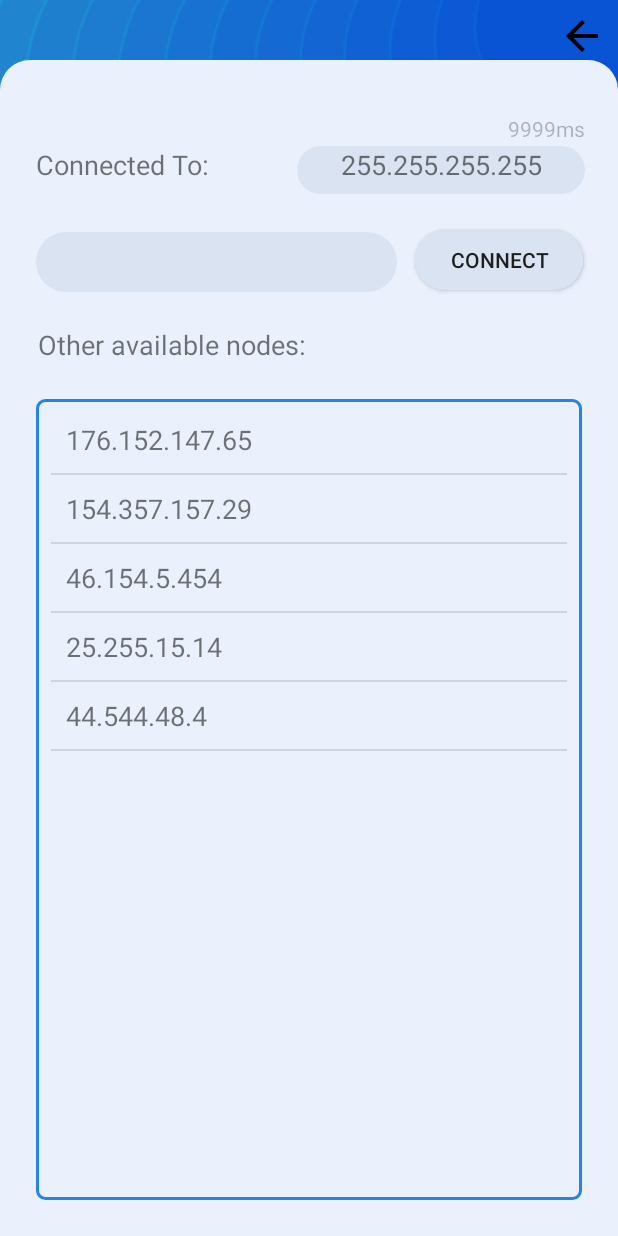
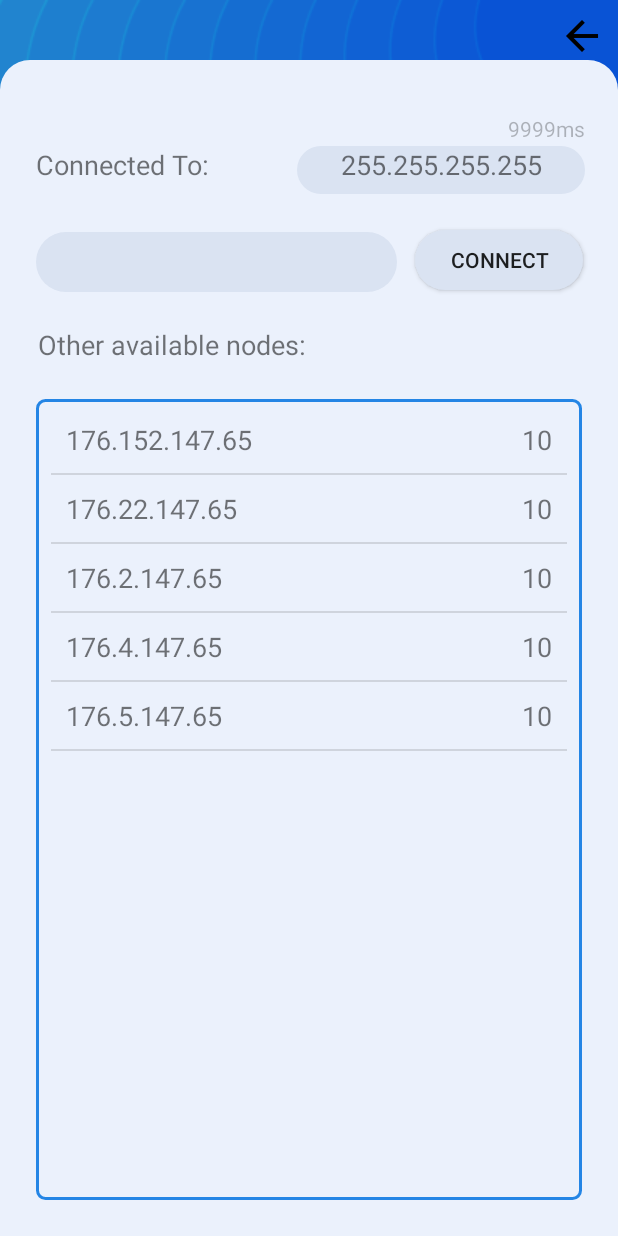
Before and after one commit to ismaiiil/SupWallet, an Android app: the NetworkSettingsActivity screen opened directly, with no data from a screen before it, on a phone screen of 412 x 824 dp. Run offline under Robolectric (Android 15) with nearby library versions, the phone set to English and light mode, and no system bars; Roboto replaces fonts that are not available here; 1 statement that could not run was skipped.

Commit message:
+ networkSettings activity has 2 columns and main menu has connected status

```diff
--- a/app/src/main/java/com/supinfo/supwallet/Controller/NetworkSettingsActivity.java
+++ b/app/src/main/java/com/supinfo/supwallet/Controller/NetworkSettingsActivity.java
@@ -6,22 +6,29 @@ import androidx.recyclerview.widget.LinearLayoutManager;
 import androidx.recyclerview.widget.RecyclerView;
 
 import android.os.Bundle;
+import android.util.Log;
 import android.view.View;
 import android.widget.EditText;
+import android.widget.TextView;
 import android.widget.Toast;
 
-import com.supinfo.shared.TCPMessage;
-import com.supinfo.shared.TCPMessageType;
-import com.supinfo.supwallet.Model.Network.TCPMessageEmmiter;
+import com.supinfo.shared.Network.TCPMessage;
+import com.supinfo.shared.Network.TCPMessageType;
+import com.supinfo.supwallet.Model.Network.TCPMessageOperations;
+import com.supinfo.supwallet.Model.Network.TCPMessagePoller;
+import com.supinfo.supwallet.Model.Utils.CompletionHandler;
+import com.supinfo.supwallet.Presenter.Adapters.IpRowModel;
 import com.supinfo.supwallet.Presenter.Adapters.MyRecyclerViewAdapter;
 import com.supinfo.supwallet.R;
 
 import java.util.ArrayList;
+import java.util.Locale;
 
 public class NetworkSettingsActivity extends AppCompatActivity {
 
     MyRecyclerViewAdapter adapter;
     EditText connectIP;
+    TextView latencyText;
 
     @Override
     protected void onCreate(Bundle savedInstanceState) {
@@ -29,14 +36,15 @@ public class NetworkSettingsActivity extends AppCompatActivity {
         setContentView(R.layout.activity_network_settings);
 
         connectIP = findViewById(R.id.connect_edit_text);
+        latencyText = findViewById(R.id.latency_text_view);
 
         // data to populate the RecyclerView with
-        ArrayList<String> animalNames = new ArrayList<>();
-        animalNames.add("176.152.147.65");
-        animalNames.add("154.357.157.29");
-        animalNames.add("46.154.5.454");
-        animalNames.add("25.255.15.14");
-        animalNames.add("44.544.48.4");
+        ArrayList<IpRowModel> animalNames = new ArrayList<>();
+        animalNames.add(new IpRowModel("176.152.147.65",10));
+        animalNames.add(new IpRowModel("176.22.147.65",10));
+        animalNames.add(new IpRowModel("176.2.147.65",10));
+        animalNames.add(new IpRowModel("176.4.147.65",10));
+        animalNames.add(new IpRowModel("176.5.147.65",10));
 
         // set up the RecyclerView
         RecyclerView recyclerView = findViewById(R.id.ip_list_recycler_view);
@@ -58,10 +66,13 @@ public class NetworkSettingsActivity extends AppCompatActivity {
     }
 
     public void connect_button_clicked(View view) {
-        TCPMessage<String> tcpMessage =  new TCPMessage<>(TCPMessageType.WALLET_CONNECT,false,0,null);
-        tcpMessage.setData("TEST DATA");
-        TCPMessageEmmiter tcpMessageEmmiter = new TCPMessageEmmiter(tcpMessage
-               ,connectIP.getText().toString(),8888,3000);
-        tcpMessageEmmiter.start();
+        TCPMessageOperations.getLatency(connectIP.getText().toString(), response -> {
+            runOnUiThread(() -> latencyText.setText(String.format(Locale.getDefault(),"%d",response)));
+        });
+
+        TCPMessageOperations.getIPLatencyList(connectIP.getText().toString(), response -> {
+            Log.i("NETWORK",response.toString());
+        });
+
     }
 }
--- /dev/null
+++ b/app/src/main/java/com/supinfo/supwallet/Presenter/Adapters/IpRowModel.java
@@ -0,0 +1,27 @@
+package com.supinfo.supwallet.Presenter.Adapters;
+
+public class IpRowModel{
+    private String ip;
+    private long latency;
+
+    public IpRowModel(String ip, long latency) {
+        this.ip = ip;
+        this.latency = latency;
+    }
+
+    public String getIp() {
+        return ip;
+    }
+
+    public void setIp(String ip) {
+        this.ip = ip;
+    }
+
+    public long getLatency() {
+        return latency;
+    }
+
+    public void setLatency(long latency) {
+        this.latency = latency;
+    }
+}
--- a/app/src/main/java/com/supinfo/supwallet/Presenter/Adapters/MyRecyclerViewAdapter.java
+++ b/app/src/main/java/com/supinfo/supwallet/Presenter/Adapters/MyRecyclerViewAdapter.java
@@ -10,16 +10,17 @@ import androidx.recyclerview.widget.RecyclerView;
 
 import com.supinfo.supwallet.R;
 
-import java.util.List;
+import java.util.ArrayList;
+
 
 public class MyRecyclerViewAdapter extends RecyclerView.Adapter<MyRecyclerViewAdapter.ViewHolder> {
 
-    private List<String> mData;
+    private ArrayList<IpRowModel> mData;
     private LayoutInflater mInflater;
     private ItemClickListener mClickListener;
 
     // data is passed into the constructor
-    public MyRecyclerViewAdapter(Context context, List<String> data) {
+    public MyRecyclerViewAdapter(Context context, ArrayList<IpRowModel> data) {
         this.mInflater = LayoutInflater.from(context);
         this.mData = data;
     }
@@ -34,8 +35,10 @@ public class MyRecyclerViewAdapter extends RecyclerView.Adapter<MyRecyclerViewAd
     // binds the data to the TextView in each row
     @Override
     public void onBindViewHolder(ViewHolder holder, int position) {
-        String animal = mData.get(position);
-        holder.myTextView.setText(animal);
+        String ip = mData.get(position).getIp();
+        String latency = String.valueOf(mData.get(position).getLatency());
+        holder.ip_textView.setText(ip);
+        holder.latency_textView.setText(latency);
     }
 
     // total number of rows
@@ -47,11 +50,13 @@ public class MyRecyclerViewAdapter extends RecyclerView.Adapter<MyRecyclerViewAd
 
     // stores and recycles views as they are scrolled off screen
     public class ViewHolder extends RecyclerView.ViewHolder implements View.OnClickListener {
-        TextView myTextView;
+        TextView ip_textView;
+        TextView latency_textView;
 
         ViewHolder(View itemView) {
             super(itemView);
-            myTextView = itemView.findViewById(R.id.tvAnimalName);
+            ip_textView = itemView.findViewById(R.id.ip_address_column);
+            latency_textView = itemView.findViewById(R.id.latency_column);
             itemView.setOnClickListener(this);
         }
 
@@ -62,7 +67,7 @@ public class MyRecyclerViewAdapter extends RecyclerView.Adapter<MyRecyclerViewAd
     }
 
     // convenience method for getting data at click position
-    public String getItem(int id) {
+    public IpRowModel getItem(int id) {
         return mData.get(id);
     }
 
@@ -75,4 +80,6 @@ public class MyRecyclerViewAdapter extends RecyclerView.Adapter<MyRecyclerViewAd
     public interface ItemClickListener {
         void onItemClick(View view, int position);
     }
+
+
 }
--- a/app/src/main/java/com/supinfo/supwallet/Presenter/test.java
+++ /dev/null
@@ -1,4 +0,0 @@
-package com.supinfo.supwallet.Presenter;
-
-public class test {
-}
--- a/app/src/main/res/layout/recyclerview_row.xml
+++ b/app/src/main/res/layout/recyclerview_row.xml
@@ -1,18 +1,29 @@
 <?xml version="1.0" encoding="utf-8"?>
-<LinearLayout
+<RelativeLayout
     xmlns:android="http://schemas.android.com/apk/res/android"
     android:layout_width="match_parent"
     android:layout_height="wrap_content"
     android:orientation="horizontal"
     android:padding="10dp"
+    android:id="@+id/row_parent_"
     android:background="?android:attr/selectableItemBackground"
     >
 
     <TextView
-        android:id="@+id/tvAnimalName"
+        android:id="@+id/ip_address_column"
         android:layout_width="wrap_content"
         android:layout_height="wrap_content"
         android:textSize="@dimen/text_size_18sp"
+        android:layout_marginStart="0dp"
+        android:text="255.255.255.255"
         />
 
-</LinearLayout>
+    <TextView
+        android:id="@+id/latency_column"
+        android:layout_width="wrap_content"
+        android:layout_height="wrap_content"
+        android:layout_alignParentEnd="true"
+        android:text="10000ms"
+        android:textSize="@dimen/text_size_18sp" />
+
+</RelativeLayout>
```
Also changed, not shown: app/src/main/java/com/supinfo/supwallet/Controller/FirstTimeActivity.java (+5 -4 lines), app/src/main/java/com/supinfo/supwallet/Controller/MainActivity.java (+24 -2 lines), app/src/main/java/com/supinfo/supwallet/Model/ENV.java (added, +10 -0 lines), app/src/main/java/com/supinfo/supwallet/Model/Network/NetworkUtils/TCPUtils.java (deleted, +0 -30 lines), app/src/main/java/com/supinfo/supwallet/Model/Network/TCPMessageOperations.java (added, +33 -0 lines), app/src/main/java/com/supinfo/supwallet/Model/Network/TCPMessagePoller.java (renamed from app/src/main/java/com/supinfo/supwallet/Model/Network/TCPMessageEmmiter.java, +10 -7 lines), app/src/main/res/drawable/border_style_thin.xml (added, +15 -0 lines), app/src/main/res/layout/activity_main.xml (+49 -11 lines).
